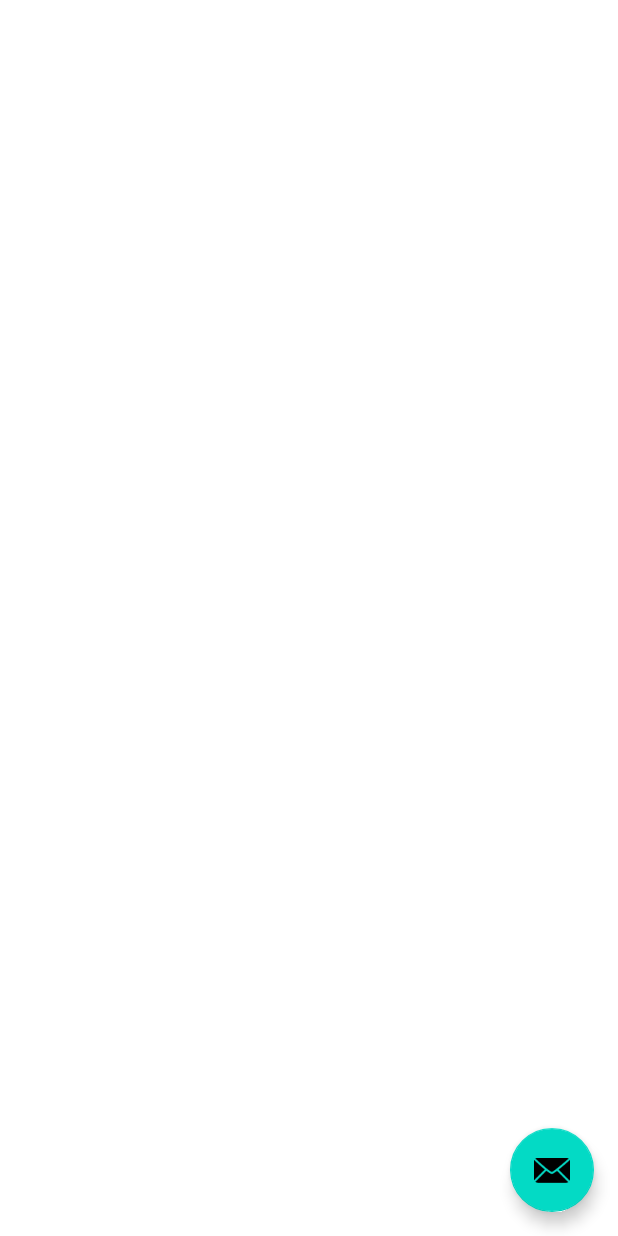
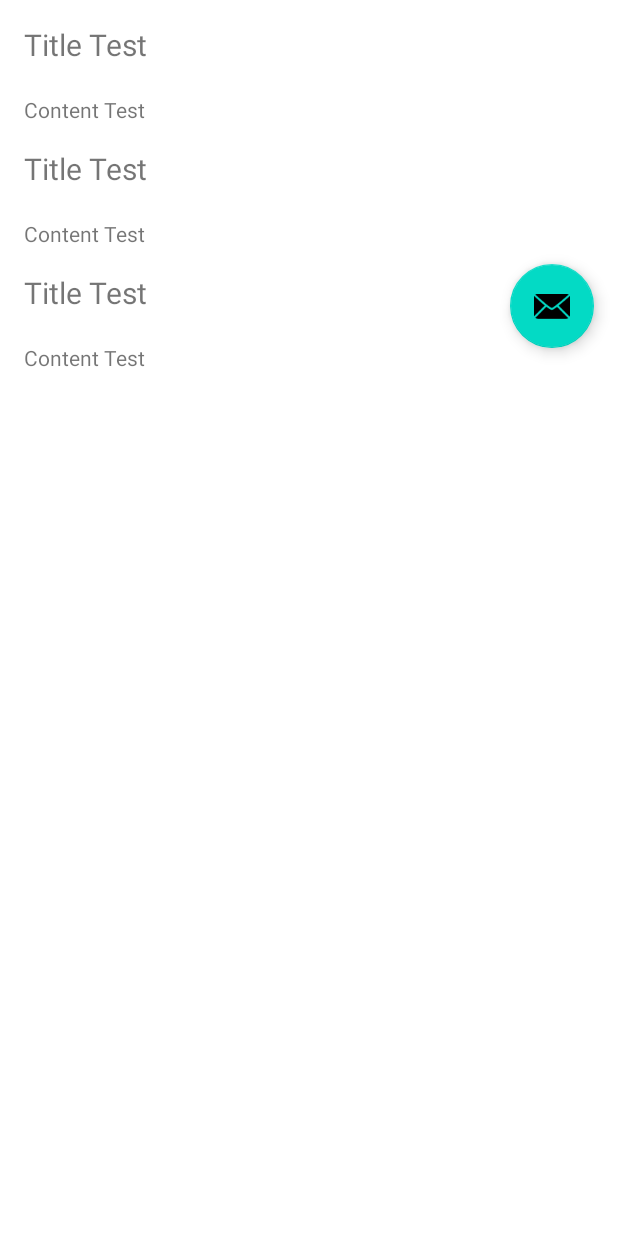
Before and after one commit to eastar-dev/agile-todo, an Android app: the layout activity_main.xml on its own in the app's theme, with its tools: preview values and no code run, on a phone screen of 412 x 824 dp. Run offline under Robolectric (Android 15) with nearby library versions, the phone set to English and light mode, and no system bars.

Commit message:
viewmodel 추가 및 어댑터 추가

```diff
--- a/app/build.gradle
+++ b/app/build.gradle
@@ -30,6 +30,9 @@ android {
     kotlinOptions {
         jvmTarget = '1.8'
     }
+    dataBinding {
+        enabled = true
+    }
 }
 
 dependencies {
--- a/app/src/main/res/layout/activity_main.xml
+++ b/app/src/main/res/layout/activity_main.xml
@@ -1,7 +1,20 @@
 <?xml version="1.0" encoding="utf-8"?>
-<androidx.constraintlayout.widget.ConstraintLayout xmlns:android="http://schemas.android.com/apk/res/android"
+<layout>
+    <data>
+        <variable
+            name="vm"
+            type="com.bestuna.todo.DisplayViewModel" />
+
+    </data>
+
+
+    <androidx.core.widget.NestedScrollView xmlns:android="http://schemas.android.com/apk/res/android"
         xmlns:app="http://schemas.android.com/apk/res-auto"
         xmlns:tools="http://schemas.android.com/tools"
+        android:layout_width="match_parent"
+        android:layout_height="match_parent">
+
+        <androidx.constraintlayout.widget.ConstraintLayout
             android:layout_width="match_parent"
             android:layout_height="match_parent"
             tools:context=".MainActivity">
@@ -11,17 +24,18 @@
                 android:layout_width="match_parent"
                 android:layout_height="match_parent"
                 app:layoutManager="androidx.recyclerview.widget.LinearLayoutManager"
-        />
+                tools:listitem="@layout/displaylist_item" />
 
 
             <com.google.android.material.floatingactionbutton.FloatingActionButton
                 android:id="@+id/fab"
                 android:layout_width="wrap_content"
                 android:layout_height="wrap_content"
-        android:layout_gravity="bottom|end"
                 android:layout_margin="@dimen/fab_margin"
                 app:layout_constraintBottom_toBottomOf="parent"
                 app:layout_constraintEnd_toEndOf="parent"
                 app:srcCompat="@android:drawable/ic_dialog_email" />
 
         </androidx.constraintlayout.widget.ConstraintLayout>
+    </androidx.core.widget.NestedScrollView>
+</layout>
--- a/app/src/main/res/layout/displaylist_item.xml
+++ b/app/src/main/res/layout/displaylist_item.xml
@@ -17,9 +17,15 @@
         android:textSize="20dp"
         app:layout_constraintStart_toStartOf="parent"
         app:layout_constraintTop_toTopOf="parent"
-
         tools:text = "Title Test"
         />
+
+    <TextView
+        android:id="@+id/id"
+        android:layout_width="wrap_content"
+        android:layout_height="wrap_content"
+        app:layout_constraintEnd_toEndOf="parent"
+        app:layout_constraintTop_toTopOf="parent" />
 
     <TextView
         android:id="@+id/content"
@@ -32,6 +38,7 @@
         app:layout_constraintHorizontal_bias="0.0"
         app:layout_constraintStart_toStartOf="parent"
         app:layout_constraintTop_toBottomOf="@+id/title"
+        android:ellipsize="end"
         tools:text="Content Test" />
 
 
```
Also changed, not shown: app/src/main/java/com/bestuna/todo/DisplayViewModel.kt (added, +9 -0 lines), app/src/main/java/com/bestuna/todo/MainActivity.kt (+46 -3 lines). Lines whose indentation alone changed are shown as unchanged.
